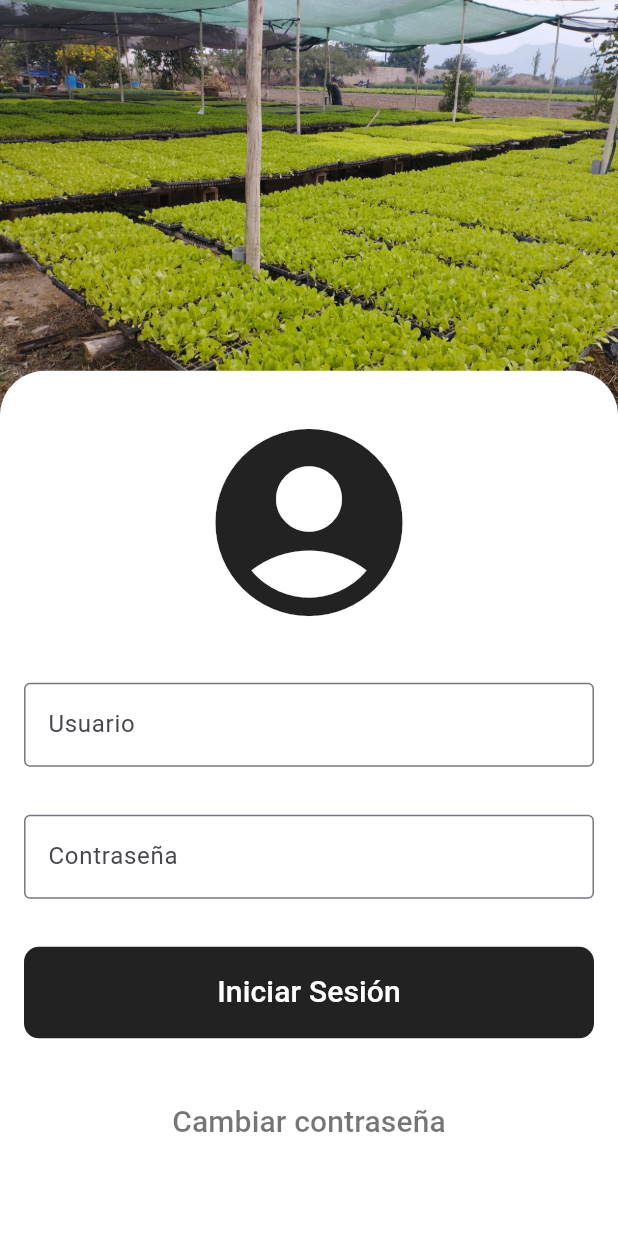
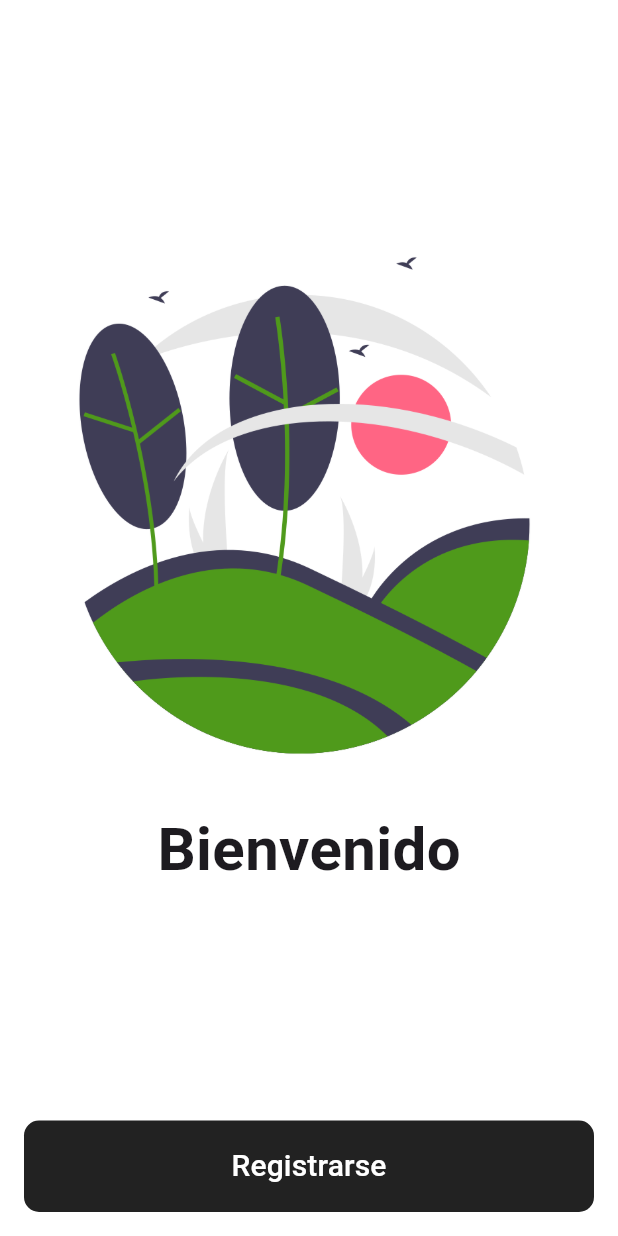
Before and after one commit to angelchavezinformatica/app-administration, a Flutter app: the screen it shows after launch, on a phone screen of 412 x 824 dp. Run offline on Flutter 3.47's test engine with Material 3 defaults, Android fonts, the phone set to English and light mode, and no system bars; our stand-ins replace sqflite; accounts and stored records are empty.

Commit message:
mod- Index changed to Login, screen- Index

```diff
--- /dev/null
+++ b/lib/components/button.dart
@@ -0,0 +1,24 @@
+import 'package:flutter/material.dart';
+
+Widget primaryButton(VoidCallback handleClick, String text) {
+  return Padding(
+    padding: const EdgeInsets.all(16),
+    child: SizedBox(
+      width: double.infinity,
+      child: TextButton(
+        style: TextButton.styleFrom(
+          backgroundColor: Colors.black87,
+          padding: const EdgeInsets.symmetric(vertical: 16),
+          shape: const RoundedRectangleBorder(
+            borderRadius: BorderRadius.all(Radius.circular(10)),
+          ),
+        ),
+        onPressed: handleClick,
+        child: Text(
+          text,
+          style: const TextStyle(color: Colors.white, fontSize: 20),
+        ),
+      ),
+    ),
+  );
+}
--- a/lib/main.dart
+++ b/lib/main.dart
@@ -10,9 +10,9 @@ class MainApp extends StatelessWidget {
 
   @override
   Widget build(BuildContext context) {
-    return MaterialApp(
+    return const MaterialApp(
       debugShowCheckedModeBanner: false,
-      routes: {'/': (context) => const Index()},
+      home: Index(),
     );
   }
 }
--- a/lib/screens/index.dart
+++ b/lib/screens/index.dart
@@ -1,128 +1,67 @@
+import 'package:app/components/button.dart';
+import 'package:app/screens/login.dart';
+import 'package:app/screens/register.dart';
 import 'package:flutter/material.dart';
+import '../helpers/database.dart';
 
 class Index extends StatelessWidget {
   const Index({super.key});
 
+  Future<bool> _checkSuperuser() async {
+    DatabaseHelper dbHelper = DatabaseHelper.instance;
+    bool exists = await dbHelper.existsUser();
+    return exists;
+  }
+
   @override
   Widget build(BuildContext context) {
     return Scaffold(
-      backgroundColor: Colors.black,
-      body: Stack(
+      body: FutureBuilder<bool>(
+        future: _checkSuperuser(),
+        builder: (BuildContext context, AsyncSnapshot<bool> snapshot) {
+          if (snapshot.connectionState == ConnectionState.waiting) {
+            return const Center(
+              child: CircularProgressIndicator(),
+            );
+          } else if (snapshot.hasError) {
+            return Center(
+              child: Text('Error: ${snapshot.error}'),
+            );
+          } else {
+            if (snapshot.data == true) {
+              return _template(() {
+                Navigator.of(context)
+                    .push(MaterialPageRoute(builder: (context) => Login()));
+              }, 'Iniciar sesión');
+            } else {
+              return _template(() {
+                Navigator.of(context).push(
+                    MaterialPageRoute(builder: (context) => const Register()));
+              }, 'Registrarse');
+            }
+          }
+        },
+      ),
+    );
+  }
+
+  Widget _template(VoidCallback handleClick, String text) {
+    return Container(
+      alignment: Alignment.center,
+      decoration: const BoxDecoration(color: Colors.white),
+      child: Column(
+        mainAxisAlignment: MainAxisAlignment.center,
         children: [
-          _buildBackground(),
-          _buildContent(),
+          const Spacer(),
+          const Image(image: AssetImage('assets/logo.png')),
+          const Text(
+            'Bienvenido',
+            style: TextStyle(fontSize: 40, fontWeight: FontWeight.bold),
+          ),
+          const Spacer(),
+          primaryButton(handleClick, text),
         ],
       ),
     );
   }
-
-  Widget _buildBackground() {
-    return Column(
-      children: [
-        const Image(
-          image: AssetImage('assets/background.jpeg'),
-          width: double.infinity,
-          fit: BoxFit.cover,
-        ),
-        Expanded(
-          child: Container(),
-        ),
-      ],
-    );
-  }
-
-  Widget _buildContent() {
-    return Column(
-      children: [
-        Expanded(
-          flex: 3,
-          child: Container(),
-        ),
-        Expanded(
-          flex: 7,
-          child: Container(
-            decoration: const BoxDecoration(
-              color: Colors.white,
-              borderRadius: BorderRadius.only(
-                topLeft: Radius.circular(30),
-                topRight: Radius.circular(30),
-              ),
-            ),
-            padding: const EdgeInsetsDirectional.only(top: 10),
-            child: SingleChildScrollView(
-              child: Column(
-                children: [
-                  const Padding(
-                    padding: EdgeInsets.all(16),
-                    child: Icon(
-                      Icons.account_circle_rounded,
-                      size: 150,
-                    ),
-                  ),
-                  _buildTextField(hintText: 'Usuario'),
-                  _buildTextField(hintText: 'Contraseña'),
-                  _buildPrimaryButton(),
-                  _buildSecondaryButton(),
-                ],
-              ),
-            ),
-          ),
-        ),
-      ],
-    );
-  }
-
-  Widget _buildTextField({required String hintText}) {
-    return Padding(
-      padding: const EdgeInsets.all(16),
-      child: TextField(
-        decoration: InputDecoration(
-          border: const OutlineInputBorder(),
-          hintText: hintText,
-        ),
-      ),
-    );
-  }
-
-  Widget _buildPrimaryButton() {
-    return Padding(
-      padding: const EdgeInsets.all(16),
-      child: SizedBox(
-        width: double.infinity,
-        child: TextButton(
-          style: TextButton.styleFrom(
-            backgroundColor: Colors.black87,
-            padding: const EdgeInsets.symmetric(vertical: 16),
-            shape: const RoundedRectangleBorder(
-              borderRadius: BorderRadius.all(Radius.circular(10)),
-            ),
-          ),
-          onPressed: () {},
-          child: const Text(
-            'Iniciar Sesión',
-            style: TextStyle(color: Colors.white, fontSize: 20),
-          ),
-        ),
-      ),
-    );
-  }
-
-  Widget _buildSecondaryButton() {
-    return Padding(
-      padding: const EdgeInsets.all(16),
-      child: TextButton(
-        style: TextButton.styleFrom(
-          padding: const EdgeInsets.symmetric(vertical: 8, horizontal: 16),
-          shape: const RoundedRectangleBorder(
-            borderRadius: BorderRadius.all(Radius.circular(30)),
-          ),
-        ),
-        onPressed: () {},
-        child: const Text(
-          'Cambiar contraseña',
-          style: TextStyle(color: Colors.black54, fontSize: 20),
-        ),
-      ),
-    );
-  }
 }
--- a/pubspec.yaml
+++ b/pubspec.yaml
@@ -9,6 +9,8 @@ environment:
 dependencies:
   flutter:
     sdk: flutter
+  path: ^1.9.0
+  sqflite: ^2.3.3+1
 
 dev_dependencies:
   flutter_test:
```
Also changed, not shown: lib/helpers/database.dart (added, +79 -0 lines), lib/screens/login.dart (added, +121 -0 lines), lib/screens/register.dart (added, +10 -0 lines), assets/logo.png (added), pubspec.lock, 1 other file.
